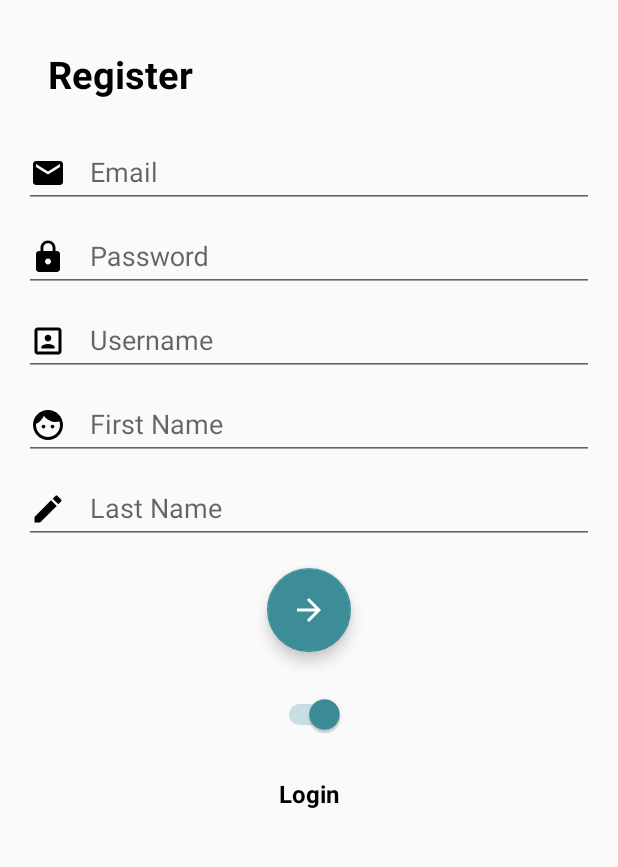
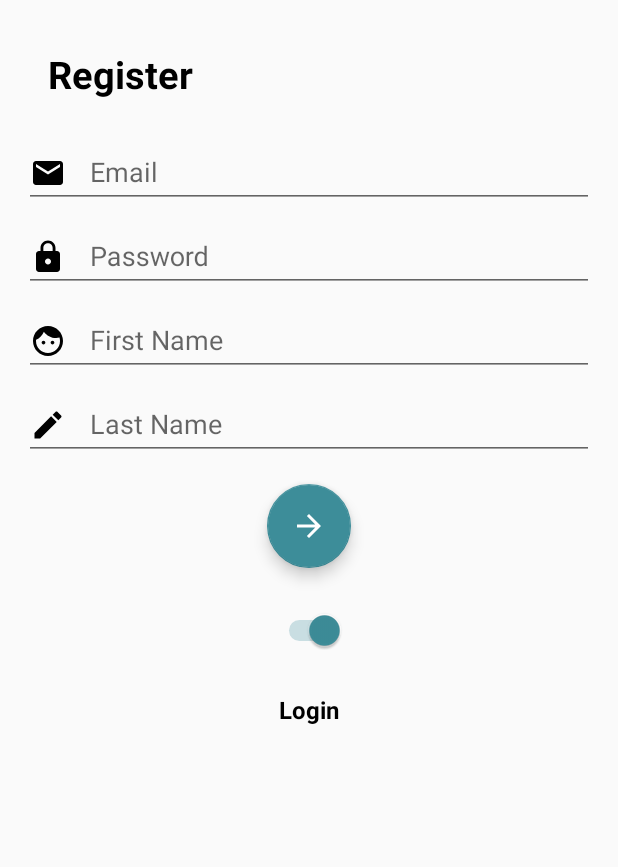
Before and after one commit to stocks-io/android-front-end, an Android app: the screen it shows after launch (MainActivity), after a tap on "Register", on a phone screen of 412 x 824 dp, the part 277-1144 px from its top. Run offline under Robolectric (Android 15) with nearby library versions, the phone set to English and light mode, and no system bars; our stand-ins replace ButterKnife.

Commit message:
Remove extra Username just use Email

```diff
--- a/app/src/main/java/com/stocks/stocks_io/Model/UsersModel.java
+++ b/app/src/main/java/com/stocks/stocks_io/Model/UsersModel.java
@@ -12,14 +12,13 @@ public interface UsersModel {
 
     @POST("users/register")
     @FormUrlEncoded
-    Call<BaseMessage> registerUser(@Field("username") String username,
-                                   @Field("password") String password,
-                                   @Field("firstName") String firstName,
+    Call<BaseMessage> registerUser(@Field("firstName") String firstName,
                                    @Field("lastName") String lastName,
-                                   @Field("email") String email);
+                                   @Field("email") String email,
+                                   @Field("password") String password);
 
     @POST("users/login")
     @FormUrlEncoded
-    Call<LoginResponse> loginUser(@Field("username") String username,
+    Call<LoginResponse> loginUser(@Field("email") String email,
                                   @Field("password") String password);
 }
--- a/app/src/main/res/layout/activity_main.xml
+++ b/app/src/main/res/layout/activity_main.xml
@@ -88,22 +88,6 @@
                 android:gravity="center">
 
                 <android.support.design.widget.TextInputEditText
-                    android:id="@+id/username_input"
-                    android:layout_width="match_parent"
-                    android:layout_height="wrap_content"
-                    android:drawablePadding="16dp"
-                    android:drawableStart="@drawable/ic_portrait"
-                    android:gravity="center_vertical"
-                    android:hint="Username"
-                    android:inputType="textPassword" />
-            </android.support.design.widget.TextInputLayout>
-
-            <android.support.design.widget.TextInputLayout
-                android:layout_width="match_parent"
-                android:layout_height="wrap_content"
-                android:gravity="center">
-
-                <android.support.design.widget.TextInputEditText
                     android:id="@+id/first_name_input"
                     android:layout_width="match_parent"
                     android:layout_height="wrap_content"
```
Also changed, not shown: app/src/main/java/com/stocks/stocks_io/Activities/MainActivity.java (+8 -11 lines).
